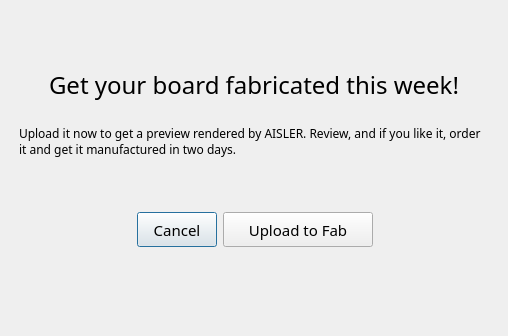
This is src/dialogs/fabuploaddialog.ui in fritzing/fritzing-app as Qt 5 draws it before an edit. The edited form follows.
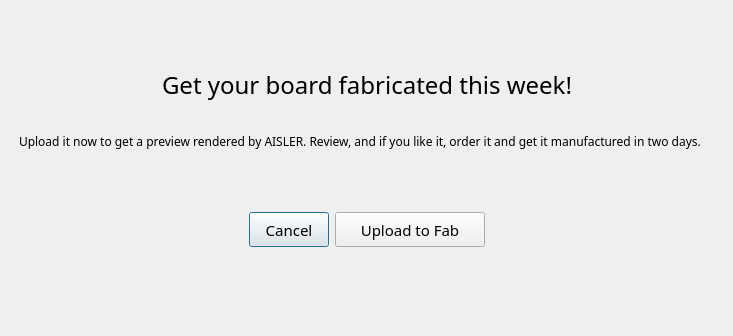
This is the edited form. Custom widgets are drawn as their Qt base class.

Commit message: Increased width of fabuploaddialog to fit translations.

Patch:
```diff
--- a/src/dialogs/fabuploaddialog.ui
+++ b/src/dialogs/fabuploaddialog.ui
@@ -6,7 +6,7 @@
    <rect>
     <x>0</x>
     <y>0</y>
-    <width>508</width>
+    <width>733</width>
     <height>336</height>
    </rect>
   </property>
@@ -23,7 +23,7 @@
     <rect>
      <x>10</x>
      <y>10</y>
-     <width>489</width>
+     <width>714</width>
      <height>316</height>
     </rect>
    </property>
```
